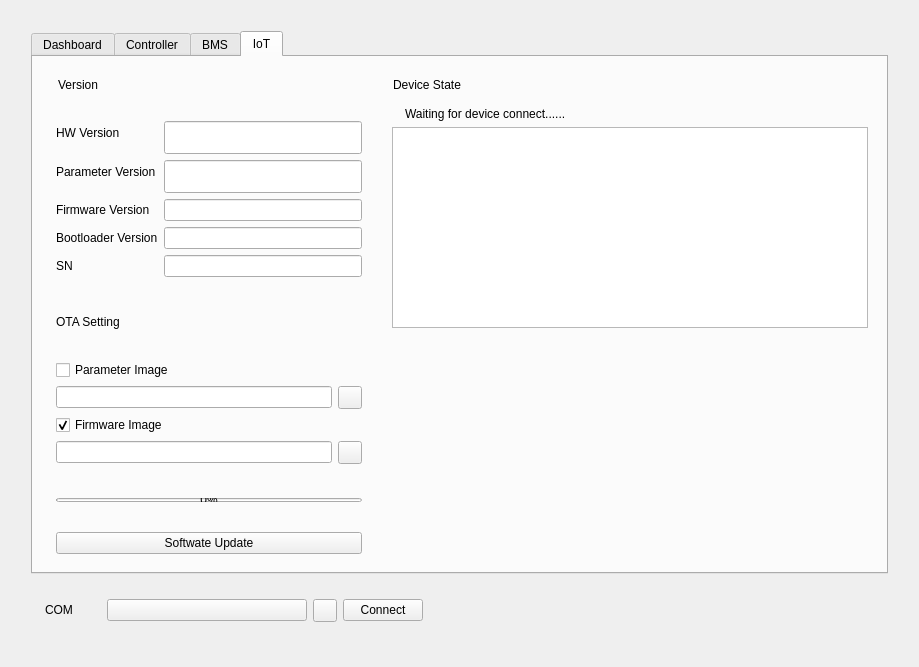
Weeeendi/AuthTestPlatform, file resource/ui/DeviceStateInterface_UI.ui: the form before one commit.
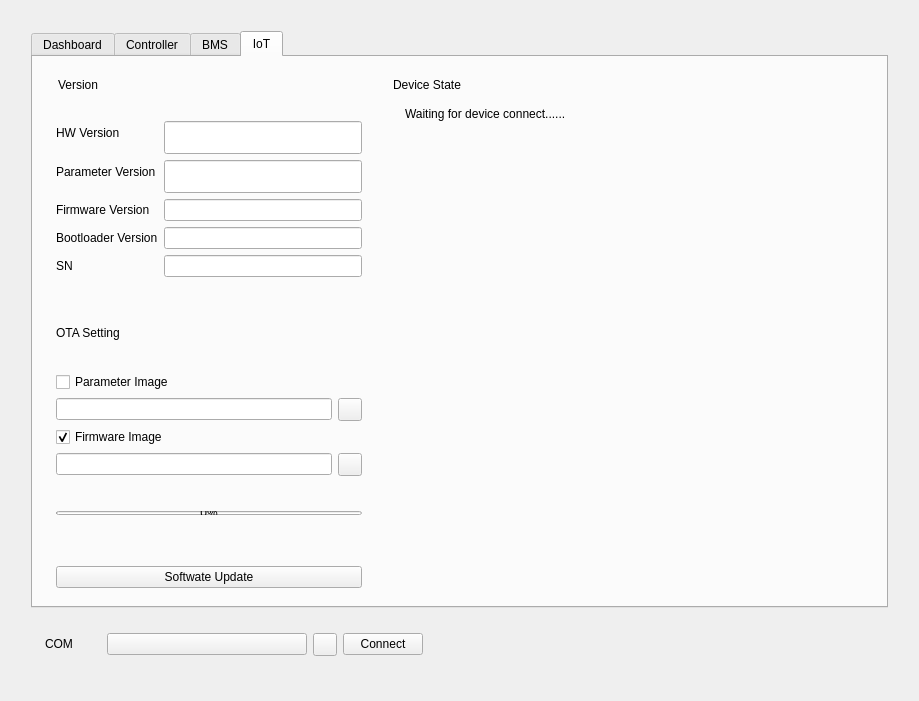
The form after the commit. The open tabs and pages were chosen to show the change. Icons and pictures are not drawn. Custom widgets are drawn as their Qt base class.

What changed in the file:
```diff
--- a/resource/ui/DeviceStateInterface_UI.ui
+++ b/resource/ui/DeviceStateInterface_UI.ui
@@ -7,7 +7,7 @@
     <x>0</x>
     <y>0</y>
     <width>919</width>
-    <height>667</height>
+    <height>701</height>
    </rect>
   </property>
   <property name="windowTitle">
@@ -137,8 +137,26 @@
      </item>
      <item row="0" column="0" rowspan="3" colspan="3">
       <widget class="QTabWidget" name="tabWidget">
+       <property name="autoFillBackground">
+        <bool>false</bool>
+       </property>
+       <property name="styleSheet">
+        <string notr="true"/>
+       </property>
+       <property name="tabPosition">
+        <enum>QTabWidget::North</enum>
+       </property>
+       <property name="tabShape">
+        <enum>QTabWidget::Rounded</enum>
+       </property>
        <property name="currentIndex">
-        <number>0</number>
+        <number>3</number>
+       </property>
+       <property name="elideMode">
+        <enum>Qt::ElideLeft</enum>
+       </property>
+       <property name="usesScrollButtons">
+        <bool>true</bool>
        </property>
        <widget class="QWidget" name="DASH_TAB">
         <attribute name="title">
@@ -1902,6 +1920,9 @@
                   <property name="topMargin">
                    <number>10</number>
                   </property>
+                  <property name="bottomMargin">
+                   <number>10</number>
+                  </property>
                   <item row="0" column="0">
                    <widget class="BodyLabel" name="BodyLabel_PID_4">
                     <property name="sizePolicy">
@@ -2210,6 +2231,16 @@
                   </property>
                  </spacer>
                 </item>
+                <item>
+                 <widget class="BodyLabel" name="OTAStateLabel_4">
+                  <property name="text">
+                   <string/>
+                  </property>
+                  <property name="alignment">
+                   <set>Qt::AlignCenter</set>
+                  </property>
+                 </widget>
+                </item>
                 <item>
                  <widget class="PrimaryPushButton" name="ButtonStartTest_4">
                   <property name="sizePolicy">
@@ -2346,7 +2377,144 @@
                  </widget>
                 </item>
                 <item row="2" column="0" colspan="2">
-                 <widget class="TableView" name="DataTableView_4"/>
+                 <widget class="TableView" name="DataTableView_4">
+                  <property name="styleSheet">
+                   <string notr="true">QTableView {
+    background: transparent;
+    outline: none;
+    border: none;
+    /* font: 13px 'Segoe UI', 'Microsoft YaHei'; */
+    selection-background-color: transparent;
+    alternate-background-color: transparent;
+}
+
+QTableView[isBorderVisible=true] {
+    border: 1px solid rgba(0, 0, 0, 15);
+}
+
+QTableView::item {
+    background: transparent;
+    border: 0px;
+    padding-left: 16px;
+    padding-right: 16px;
+    height: 35px;
+}
+
+
+QTableView::indicator {
+    width: 18px;
+    height: 18px;
+    border-radius: 5px;
+    border: 1px solid rgba(0, 0, 0, 0.48);
+    background-color: rgba(0, 0, 0, 0.022);
+}
+
+QTableView::indicator:hover {
+    border: 1px solid rgba(0, 0, 0, 0.56);
+    background-color: rgba(0, 0, 0, 0.05);
+}
+
+QTableView::indicator:pressed {
+    border: 1px solid rgba(0, 0, 0, 0.27);
+    background-color: rgba(0, 0, 0, 0.12);
+}
+
+QTableView::indicator:checked,
+QTableView::indicator:indeterminate {
+    border: 1px solid #009faa;
+    background-color: #009faa;
+}
+
+QTableView::indicator:checked {
+    image: url(:/qfluentwidgets/images/check_box/Accept_white.svg);
+}
+
+QTableView::indicator:indeterminate {
+    image: url(:/qfluentwidgets/images/check_box/PartialAccept_white.svg);
+}
+
+QTableView::indicator:checked:hover,
+QTableView::indicator:indeterminate:hover {
+    border: 1px solid #00a7b3;
+    background-color: #00a7b3;
+}
+
+QTableView::indicator:checked:pressed,
+QTableView::indicator:indeterminate:pressed {
+    border: 1px solid #3eabb3;
+    background-color: #3eabb3;
+}
+
+QTableView::indicator:disabled {
+    border: 1px solid rgba(0, 0, 0, 0.27);
+    background-color: transparent;
+}
+
+QTableView::indicator:checked:disabled,
+QTableView::indicator:indeterminate:disabled {
+    border: 1px solid rgb(199, 199, 199);
+    background-color: rgb(199, 199, 199);
+}
+
+
+QHeaderView {
+    background-color: transparent;
+}
+
+QHeaderView::section {
+    background-color: transparent;
+    color: rgb(96, 96, 96);
+    padding-left: 5px;
+    padding-right: 5px;
+    border: 1px solid rgba(0, 0, 0, 15);
+    font: 13px 'Segoe UI', 'Microsoft YaHei', 'PingFang SC';
+}
+
+QHeaderView::section:horizontal {
+    border-left: none;
+    height: 33px;
+}
+
+QTableView[isBorderVisible=true] QHeaderView::section:horizontal {
+    border-top: none;
+}
+
+QHeaderView::section:horizontal:last {
+    border-right: none;
+}
+
+QHeaderView::section:vertical {
+    border-top: none;
+}
+
+QHeaderView::section:checked {
+    background-color: transparent;
+}
+
+QHeaderView::down-arrow {
+    subcontrol-origin: padding;
+    subcontrol-position: center right;
+    margin-right: 6px;
+    image: url(:/qfluentwidgets/images/table_view/Down_black.svg);
+}
+
+QHeaderView::up-arrow {
+    subcontrol-origin: padding;
+    subcontrol-position: center right;
+    margin-right: 6px;
+    image: url(:/qfluentwidgets/images/table_view/Up_black.svg);
+}
+
+QTableCornerButton::section {
+    background-color: transparent;
+    border: 1px solid rgba(0, 0, 0, 15);
+}
+
+QTableCornerButton::section:pressed {
+    background-color: rgba(0, 0, 0, 12);
+}</string>
+                  </property>
+                 </widget>
                 </item>
                </layout>
               </item>
```
Left out of the diff: 171 changed lines with no effect on the pictures.
